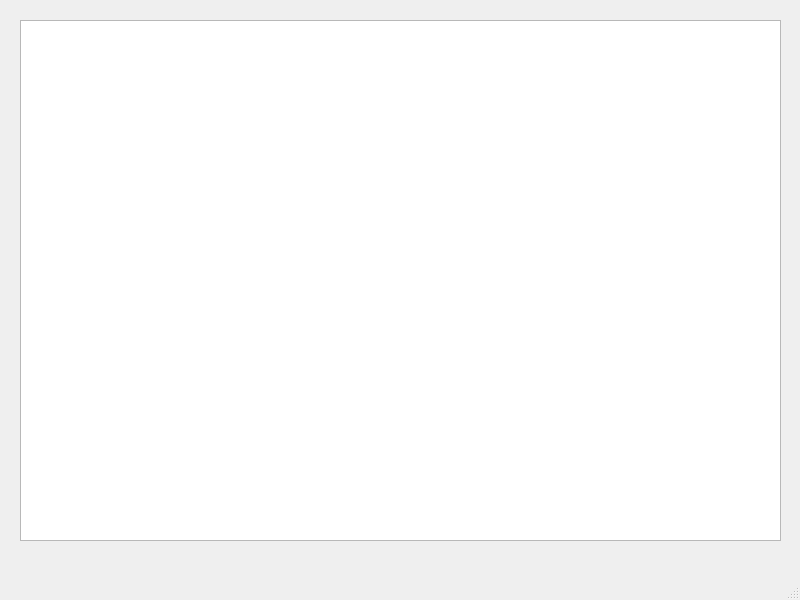
This is main.ui in nanikon/coffee_database as Qt 5 draws it before an edit. The edited form follows.
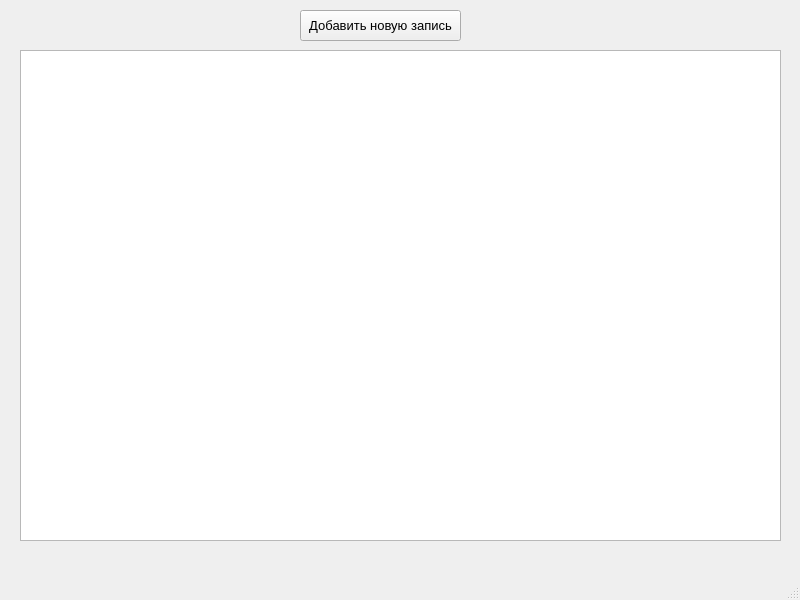
This is the edited form.

Diff of the .ui file:
```diff
--- a/main.ui
+++ b/main.ui
@@ -24,12 +24,30 @@
     <property name="geometry">
      <rect>
       <x>20</x>
-      <y>20</y>
+      <y>50</y>
       <width>761</width>
-      <height>521</height>
+      <height>491</height>
      </rect>
     </property>
    </widget>
+   <widget class="QPushButton" name="pushButton">
+    <property name="geometry">
+     <rect>
+      <x>300</x>
+      <y>10</y>
+      <width>161</width>
+      <height>31</height>
+     </rect>
+    </property>
+    <property name="font">
+     <font>
+      <pointsize>10</pointsize>
+     </font>
+    </property>
+    <property name="text">
+     <string>Добавить новую запись</string>
+    </property>
+   </widget>
   </widget>
   <widget class="QMenuBar" name="menubar">
    <property name="geometry">
```
